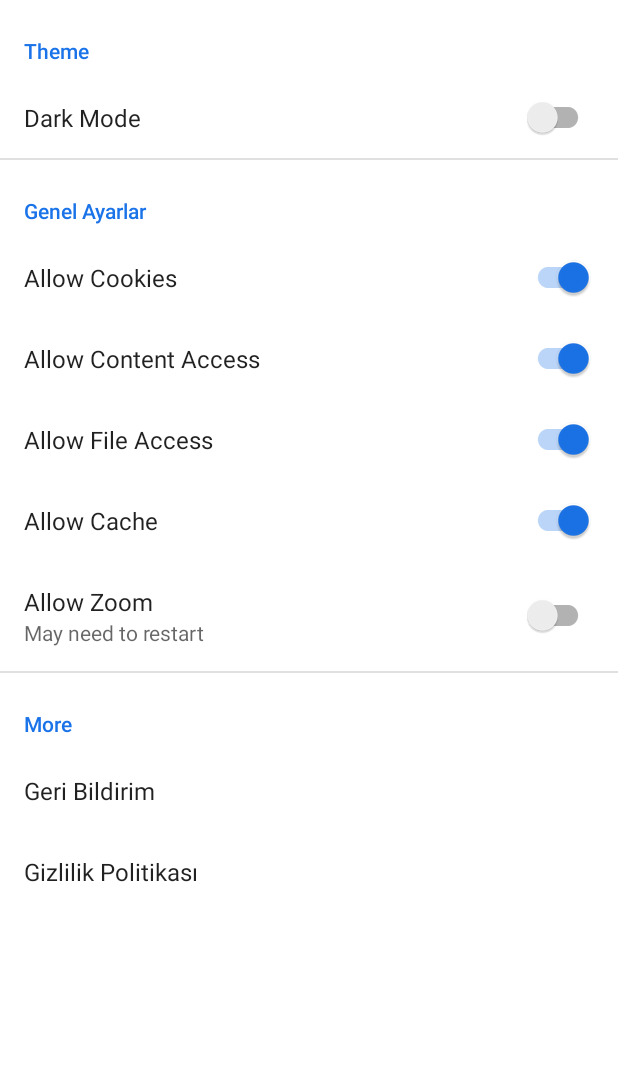
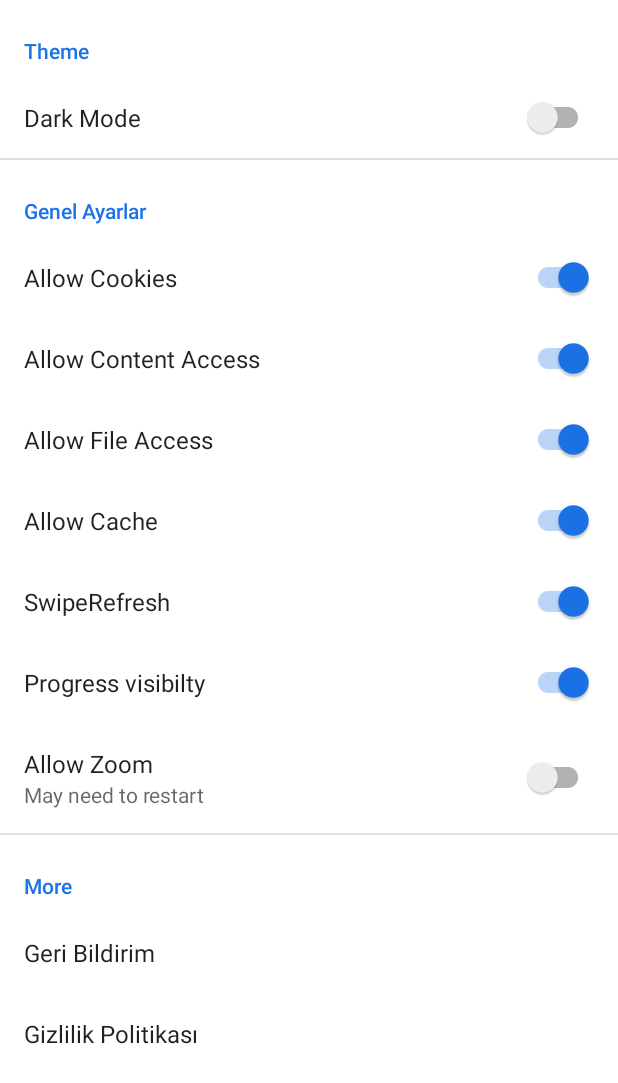
Before and after one commit to fswair/webtemp, an Android app: the screen it shows after launch (SettingsActivity), item 5 of the bottom bar chosen, on a phone screen of 412 x 824 dp. Shown: the top 1083 px of the screen. Run offline under Robolectric (Android 15) with nearby library versions, the phone set to English and light mode, and no system bars; our stand-ins replace AdMob, androidx.preference; libraries missing offline, so code that uses them is left out: com.onesignal, es.dmoral.toasty, net.yslibrary.android; 7 statements that could not run were skipped.

Commit message:
SwipeRefresh options Progressbar visibility options Strings changes

```diff
--- a/app/src/main/AndroidManifest.xml
+++ b/app/src/main/AndroidManifest.xml
@@ -23,7 +23,7 @@
         android:allowBackup="true"
         android:hardwareAccelerated="true"
         android:icon="@mipmap/app_icon"
-        android:label="APP_NAME"
+        android:label="@string/app_name"
         android:largeHeap="true"
         android:roundIcon="@mipmap/app_icon_round"
         android:theme="@style/AppThemeD"
--- a/app/src/main/java/com/webdemo/activity/MainActivity.java
+++ b/app/src/main/java/com/webdemo/activity/MainActivity.java
@@ -96,7 +96,9 @@ public class MainActivity extends MainManager implements SharedPreferences.OnSha
     public static boolean afa = true;
     public static boolean cache = true;
     public static boolean zoom = true;
+    public static boolean swipe = true;
     public static boolean darkM = false;
+    public static boolean progress = true;
 
     public static String getUr = "";
     //TODO ADMOB APP and AD ID's
@@ -187,15 +189,7 @@ public class MainActivity extends MainManager implements SharedPreferences.OnSha
                 }
             };
 
-    public static void setDarkModeOnWeb(Boolean bool) {
 
-        if (bool) {
-            DarkMode.featureDark(webview1);
-        } else {
-            DarkMode.featureLight(webview1);
-        }
-
-    }
 
     @RequiresApi(api = VERSION_CODES.M)
     @Override
@@ -480,14 +474,32 @@ public class MainActivity extends MainManager implements SharedPreferences.OnSha
 
     }
 
+    public static void setDarkModeOnWeb(Boolean bool) {
+
+        if (bool) {
+            DarkMode.featureDark(webview1);
+        } else {
+            DarkMode.featureLight(webview1);
+        }
+
+    }
+
+    private void setDarkModeOn(Boolean bool) {
+
+        if (bool) {
+            setTheme(R.style.AppThemeD);
+        } else {
+            setTheme(R.style.AppTheme);
+        }
+
+    }
+
     private void onLogic() {
 
         sharedPreferencesWebSettings();
         KeyboardVisibilityEvent.setEventListener(
                 MainActivity.this,
                 isOpen -> {
-                    // some code depending on keyboard visiblity status
-
 
                     if (isOpen) {
 
@@ -495,7 +507,7 @@ public class MainActivity extends MainManager implements SharedPreferences.OnSha
 
                     } else {
 
-                        bottomNavigation.setVisibility(View.GONE);
+                        bottomNavigation.setVisibility(View.VISIBLE);
 
                     }
 
@@ -504,7 +516,6 @@ public class MainActivity extends MainManager implements SharedPreferences.OnSha
 
         webview1.setWebChromeClient(new WebChromeClient() {
             // For 3.0+ Devices
-
 
             protected void openFileChooser(ValueCallback uploadMsg, String acceptType) {
                 mUploadMessage = uploadMsg;
@@ -549,18 +560,19 @@ public class MainActivity extends MainManager implements SharedPreferences.OnSha
                 startActivityForResult(Intent.createChooser(i, getString(R.string.dosyasecici)), FILECHOOSER_RESULTCODE);
             }
 
-
             @Override
             public void onProgressChanged(WebView view, int newProgress) {
                 ProgressBar pb = findViewById(R.id.progressbar);
-                if (100 == newProgress) {
-
+                if (progress) {
+                    if (100 == newProgress) {
+                        pb.setVisibility(View.GONE);
+                    } else {
+                        pb.setVisibility(View.VISIBLE);
+                    }
+                    pb.setProgress(newProgress);
+                } else {
                     pb.setVisibility(View.GONE);
-                } else {
-                    pb.setVisibility(View.VISIBLE);
                 }
-                pb.setProgress(newProgress);
-
 
             }
 
@@ -665,16 +677,6 @@ public class MainActivity extends MainManager implements SharedPreferences.OnSha
 
     }
 
-    private void setDarkModeOn(Boolean bool) {
-
-        if (bool) {
-            setTheme(R.style.AppThemeD);
-        } else {
-            setTheme(R.style.AppTheme);
-        }
-
-    }
-
     @Override
     public void onSharedPreferenceChanged(SharedPreferences sharedPreferences, String key) {
 
@@ -719,6 +721,14 @@ public class MainActivity extends MainManager implements SharedPreferences.OnSha
             zoom = sharedPreferences.getBoolean(key, false);
 
         }
+        if (key.equals("swipe")) {
+            swipe = sharedPreferences.getBoolean(key, true);
+            recreate();
+        }
+        if (key.equals("progress")) {
+            progress = sharedPreferences.getBoolean(key, true);
+
+        }
         if (key.equals("darkM")) {
             darkM = sharedPreferences.getBoolean(key, false);
             recreate();
@@ -726,7 +736,6 @@ public class MainActivity extends MainManager implements SharedPreferences.OnSha
         webview1.reload();
         _webSettings(webview1);
     }
-
 
     @Override
     public void onRewardedVideoAdLoaded() {
--- a/app/src/main/java/com/webdemo/activity/MainManager.java
+++ b/app/src/main/java/com/webdemo/activity/MainManager.java
@@ -69,15 +69,17 @@ public abstract class MainManager extends AppCompatActivity {
         MainActivity.afa = prefs.getBoolean("afa", true);
         MainActivity.cache = prefs.getBoolean("cache", true);
         MainActivity.zoom = prefs.getBoolean("zoom", false);
+        MainActivity.swipe = prefs.getBoolean("swipe", true);
+        MainActivity.progress = prefs.getBoolean("progress", true);
         MainActivity.darkM = prefs.getBoolean("darkM", false);
 
     }
 
     @SuppressLint("SetJavaScriptEnabled")
     protected void _swipeToRefreshWeb(final WebView _webview, final View _view) {
+        final SwipeRefreshLayout sr = new SwipeRefreshLayout(this);
+        if (MainActivity.progress) {
 
-
-        final SwipeRefreshLayout sr = new SwipeRefreshLayout(this);
             sr.setLayoutParams(new LinearLayout.LayoutParams(LinearLayout.LayoutParams.MATCH_PARENT, LinearLayout.LayoutParams.MATCH_PARENT));
             ((LinearLayout) _view).addView(sr);
             ((LinearLayout) _view).removeView(_webview);
@@ -94,7 +96,9 @@ public abstract class MainManager extends AppCompatActivity {
                 sr.setRefreshing(false);
                 _webview.reload();
             });
-
+        } else {
+            ((LinearLayout) _view).removeView(sr);
+        }
 
     }
 
--- a/app/src/main/java/com/webdemo/activity/SettingsActivity.java
+++ b/app/src/main/java/com/webdemo/activity/SettingsActivity.java
@@ -153,7 +153,7 @@ public class SettingsActivity extends AppCompatActivity implements SharedPrefere
                 }
                 if (key.equals("gizlilik")) {
 
-                    String urr = getString(R.string.url5);
+                    String urr = getString(R.string.policy_link);
 
                     Intent a = new Intent(Intent.ACTION_VIEW);
                     a.setData(Uri.parse(urr));
--- a/app/src/main/java/com/webdemo/call/NoFrost.java
+++ b/app/src/main/java/com/webdemo/call/NoFrost.java
@@ -32,7 +32,6 @@ public class NoFrost extends Application {
     }
 
     public static void giveLinksToHim(ArrayList<String> strr) {
-
         strr.add("twitter".concat(".com").trim().toLowerCase());
         strr.add("facebook".concat(".com").trim().toLowerCase());
         strr.add("youtube".concat(".com").trim().toLowerCase());
--- a/app/src/main/java/com/webdemo/websettings/WebSet.java
+++ b/app/src/main/java/com/webdemo/websettings/WebSet.java
@@ -30,8 +30,7 @@ public class WebSet extends Application {
     }
 
     public static void additionalSettings(WebView webView, Boolean bool) {
-        webView.getSettings().setSupportMultipleWindows(bool);
-        webView.getSettings().setSupportMultipleWindows(true);
+
         webView.getSettings().setPluginState(WebSettings.PluginState.ON);
         webView.getSettings().setJavaScriptCanOpenWindowsAutomatically(bool);
         webView.getSettings().setDefaultTextEncodingName("utf-8");
@@ -42,4 +41,8 @@ public class WebSet extends Application {
         }
     }
 
+    public static void advencedSettings(WebView webView, Boolean bool) {
+        webView.getSettings().setSupportMultipleWindows(bool);
+    }
+
 }
--- a/app/src/main/res/values/strings.xml
+++ b/app/src/main/res/values/strings.xml
@@ -12,7 +12,7 @@
     <string name="url2" translatable="false">https://virustotal.com</string>
     <string name="url3" translatable="false">https://google.com/</string>
     <string name="url4" translatable="false">https://google.com/</string>
-    <string name="url5" translatable="false">https://google.com/</string>
+    <string name="policy_link" translatable="false">https://google.com/</string>
 
     <string name="nav1">Main Page</string>
     <string name="nav2">Second</string>
@@ -54,5 +54,7 @@
     <string name="lowapi">Düşük Android Sürümü</string>
     <string name="downimg">Download Image From Below</string>
     <string name="saveimg">Save - Download Image</string>
+    <string name="swipe">SwipeRefresh</string>
+    <string name="progress">Progress visibilty</string>
 
 </resources>
--- a/app/src/main/res/xml/root_preferences.xml
+++ b/app/src/main/res/xml/root_preferences.xml
@@ -76,6 +76,16 @@
             app:key="cache"
             app:title="@string/cache" />
         <SwitchPreferenceCompat
+            app:defaultValue="true"
+            app:iconSpaceReserved="false"
+            app:key="swipe"
+            app:title="@string/swipe" />
+        <SwitchPreferenceCompat
+            app:defaultValue="true"
+            app:iconSpaceReserved="false"
+            app:key="progress"
+            app:title="@string/progress" />
+        <SwitchPreferenceCompat
             app:defaultValue="false"
             app:iconSpaceReserved="false"
             app:key="zoom"
```
Also changed, not shown: app/build.gradle (+7 -7 lines), 2 other files. Lines whose indentation alone changed are shown as unchanged.
